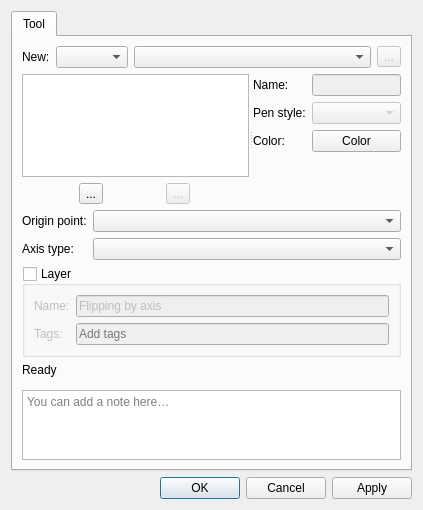
First picture: the form in src/libs/vtools/dialogs/tools/dialogflippingbyaxis.ui, repository equinox-patterns/Ostara, before the edit.
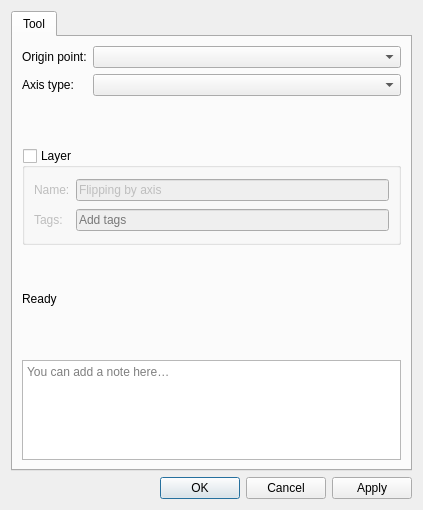
Second picture: the form after the edit. Icons and pictures are not drawn. Custom widgets are drawn as their Qt base class.

What changed in the file:
```diff
--- a/src/libs/vtools/dialogs/tools/dialogflippingbyaxis.ui
+++ b/src/libs/vtools/dialogs/tools/dialogflippingbyaxis.ui
@@ -28,179 +28,6 @@
        <string>Tool</string>
       </attribute>
       <layout class="QVBoxLayout" name="verticalLayout_4">
-       <item>
-        <layout class="QHBoxLayout" name="horizontalLayout_5">
-         <item>
-          <widget class="QLabel" name="label_8">
-<property name="visible">
-           <bool>false</bool>
-           </property>
-           <property name="sizePolicy">
-            <sizepolicy hsizetype="Preferred" vsizetype="Preferred">
-             <horstretch>0</horstretch>
-             <verstretch>0</verstretch>
-            </sizepolicy>
-           </property>
-           <property name="text">
-            <string>New:</string>
-           </property>
-          </widget>
-         </item>
-         <item>
-          <widget class="QComboBox" name="comboBoxObjectType">
-<property name="visible">
-           <bool>false</bool>
-           </property>
-           <property name="sizePolicy">
-            <sizepolicy hsizetype="Preferred" vsizetype="Fixed">
-             <horstretch>0</horstretch>
-             <verstretch>0</verstretch>
-            </sizepolicy>
-           </property>
-          </widget>
-         </item>
-         <item>
-          <widget class="QComboBox" name="comboBoxNewObject">
-<property name="visible">
-           <bool>false</bool>
-           </property>
-           <property name="sizePolicy">
-            <sizepolicy hsizetype="Expanding" vsizetype="Fixed">
-             <horstretch>0</horstretch>
-             <verstretch>0</verstretch>
-            </sizepolicy>
-           </property>
-          </widget>
-         </item>
-         <item>
-          <widget class="QToolButton" name="toolButtonNewObject">
-<property name="visible">
-           <bool>false</bool>
-           </property>
-           <property name="enabled">
-            <bool>false</bool>
-           </property>
-           <property name="text">
-            <string notr="true">...</string>
-           </property>
-           <property name="icon">
-            <iconset theme="list-add"/>
-           </property>
-          </widget>
-         </item>
-        </layout>
-       </item>
-       <item>
-        <widget class="QSplitter" name="splitter">
-         <property name="orientation">
-          <enum>Qt::Orientation::Horizontal</enum>
-         </property>
-         <widget class="QWidget" name="layoutWidget">
-          <layout class="QVBoxLayout" name="verticalLayout">
-           <item>
-            <widget class="QListWidget" name="listWidget"/>
-           </item>
-           <item>
-            <layout class="QHBoxLayout" name="horizontalLayout">
-             <item>
-              <widget class="QToolButton" name="toolButtonBulkRename">
-               <property name="text">
-                <string notr="true">...</string>
-               </property>
-               <property name="icon">
-                <iconset theme="edit-rename"/>
-               </property>
-              </widget>
-             </item>
-             <item>
-              <widget class="QToolButton" name="toolButtonRemoveObject">
-<property name="visible">
-               <bool>false</bool>
-               </property>
-               <property name="enabled">
-                <bool>false</bool>
-               </property>
-               <property name="text">
-                <string notr="true">...</string>
-               </property>
-               <property name="icon">
-                <iconset theme="edit-delete"/>
-               </property>
-              </widget>
-             </item>
-            </layout>
-           </item>
-          </layout>
-         </widget>
-         <widget class="QWidget" name="formLayoutWidget">
-          <layout class="QFormLayout" name="formLayout_2">
-           <item row="0" column="0">
-            <widget class="QLabel" name="labelName">
-             <property name="text">
-              <string>Name:</string>
-             </property>
-            </widget>
-           </item>
-           <item row="0" column="1">
-            <widget class="QLineEdit" name="lineEditName">
-             <property name="enabled">
-              <bool>false</bool>
-             </property>
-            </widget>
-           </item>
-           <item row="1" column="0">
-            <widget class="QLabel" name="label_7">
-             <property name="text">
-              <string>Pen style:</string>
-             </property>
-            </widget>
-           </item>
-           <item row="1" column="1">
-            <widget class="QComboBox" name="comboBoxPenStyle">
-             <property name="enabled">
-              <bool>false</bool>
-             </property>
-             <property name="minimumSize">
-              <size>
-               <width>80</width>
-               <height>0</height>
-              </size>
-             </property>
-             <property name="maximumSize">
-              <size>
-               <width>110</width>
-               <height>16777215</height>
-              </size>
-             </property>
-             <property name="sizeAdjustPolicy">
-              <enum>QComboBox::SizeAdjustPolicy::AdjustToContents</enum>
-             </property>
-             <property name="iconSize">
-              <size>
-               <width>80</width>
-               <height>14</height>
-              </size>
-             </property>
-            </widget>
-           </item>
-           <item row="2" column="0">
-            <widget class="QLabel" name="label_6">
-             <property name="text">
-              <string>Color:</string>
-             </property>
-            </widget>
-           </item>
-           <item row="2" column="1">
-            <widget class="VPE::QtColorPicker" name="pushButtonColor">
-             <property name="text">
-              <string notr="true">Color</string>
-             </property>
-            </widget>
-           </item>
-          </layout>
-         </widget>
-        </widget>
-       </item>
        <item>
         <layout class="QFormLayout" name="formLayout">
          <item row="0" column="0">
```
